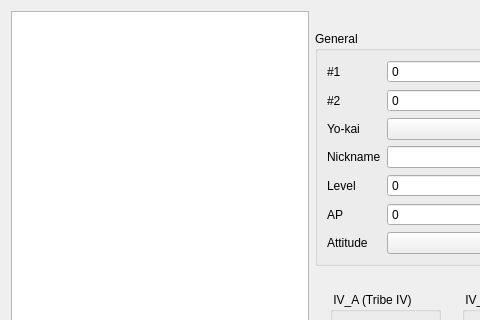
This is youkaitab.ui in victorBltrn/Yo-kai_Editor_1-1 as Qt 5 draws it before an edit; both pictures show x 0 to 480 and y 0 to 320 of the 695 by 603 pixel window. The edited form follows.
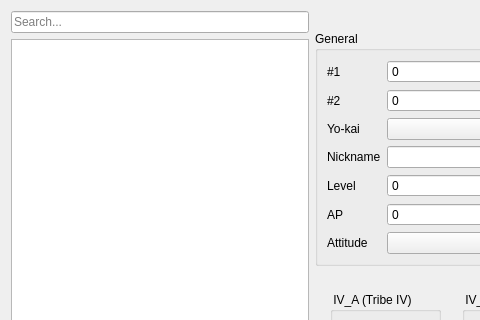
This is the edited form.

Commit message: Fix attitude ID mapping and add search/filter to Yo-kai tab

```diff
--- a/youkaitab.ui
+++ b/youkaitab.ui
@@ -15,6 +15,18 @@
   </property>
   <layout class="QHBoxLayout" name="horizontalLayout_5">
    <item>
+    <layout class="QVBoxLayout" name="listLayout">
+     <item>
+      <widget class="QLineEdit" name="searchEdit">
+       <property name="placeholderText">
+        <string>Search...</string>
+       </property>
+       <property name="clearButtonEnabled">
+        <bool>true</bool>
+       </property>
+      </widget>
+     </item>
+     <item>
     <widget class="QListWidget" name="listWidget">
      <property name="minimumSize">
       <size>
@@ -23,6 +35,8 @@
       </size>
      </property>
     </widget>
+     </item>
+    </layout>
    </item>
    <item>
     <layout class="QVBoxLayout" name="verticalLayout">
```
Lines whose indentation alone changed are shown as unchanged. The commit also changes 6 other files.
